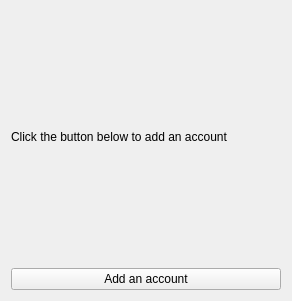
Qt form ui/account-view.ui (haiwen/seafile-client) before a commit.
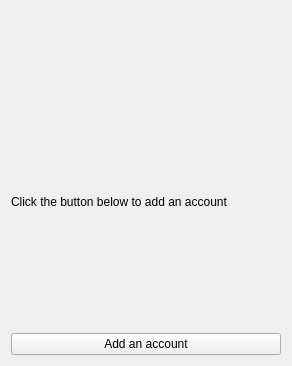
The same form after that commit.

Commit message: improve accounts view

The edit to the form file:
```diff
--- a/ui/account-view.ui
+++ b/ui/account-view.ui
@@ -7,13 +7,29 @@
     <x>0</x>
     <y>0</y>
     <width>292</width>
-    <height>301</height>
+    <height>366</height>
    </rect>
   </property>
   <property name="windowTitle">
    <string>Form</string>
   </property>
   <layout class="QVBoxLayout" name="verticalLayout_2">
+   <item>
+    <widget class="QWidget" name="mAccountList" native="true"/>
+   </item>
+   <item>
+    <spacer name="verticalSpacer">
+     <property name="orientation">
+      <enum>Qt::Vertical</enum>
+     </property>
+     <property name="sizeHint" stdset="0">
+      <size>
+       <width>20</width>
+       <height>40</height>
+      </size>
+     </property>
+    </spacer>
+   </item>
    <item>
     <widget class="QLabel" name="mNoAccountHint">
      <property name="minimumSize">
@@ -29,6 +45,12 @@
    </item>
    <item>
     <widget class="QPushButton" name="mAddAccountBtn">
+     <property name="sizePolicy">
+      <sizepolicy hsizetype="Minimum" vsizetype="Minimum">
+       <horstretch>0</horstretch>
+       <verstretch>0</verstretch>
+      </sizepolicy>
+     </property>
      <property name="text">
       <string>Add an account</string>
      </property>
```
The commit also changes 4 other files.
